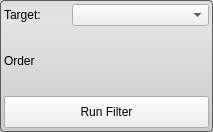
Before: the Qt Designer form Interface/ToolInterface/OtsuThresholdFilterInterface.ui in jessdtate/Seg3D, drawn with Qt 5.
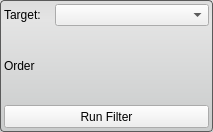
After: the same form once the commit is applied.

Patch:
```diff
--- a/Interface/ToolInterface/OtsuThresholdFilterInterface.ui
+++ b/Interface/ToolInterface/OtsuThresholdFilterInterface.ui
@@ -52,7 +52,7 @@
     <number>4</number>
    </property>
    <item>
-    <layout class="QHBoxLayout" name="activeHLayout" stretch="1,2">
+    <layout class="QHBoxLayout" name="activeHLayout" stretch="1,3">
      <property name="spacing">
       <number>0</number>
      </property>
@@ -64,7 +64,14 @@
       </widget>
      </item>
      <item>
-      <widget class="QComboBox" name="targetComboBox"/>
+      <widget class="QComboBox" name="targetComboBox">
+       <property name="sizeAdjustPolicy">
+        <enum>QComboBox::AdjustToMinimumContentsLength</enum>
+       </property>
+       <property name="minimumContentsLength">
+        <number>12</number>
+       </property>
+      </widget>
      </item>
     </layout>
    </item>
@@ -106,13 +113,13 @@
      <property name="minimumSize">
       <size>
        <width>115</width>
-       <height>32</height>
+       <height>23</height>
       </size>
      </property>
      <property name="maximumSize">
       <size>
        <width>16777215</width>
-       <height>32</height>
+       <height>23</height>
       </size>
      </property>
      <property name="layoutDirection">
```
